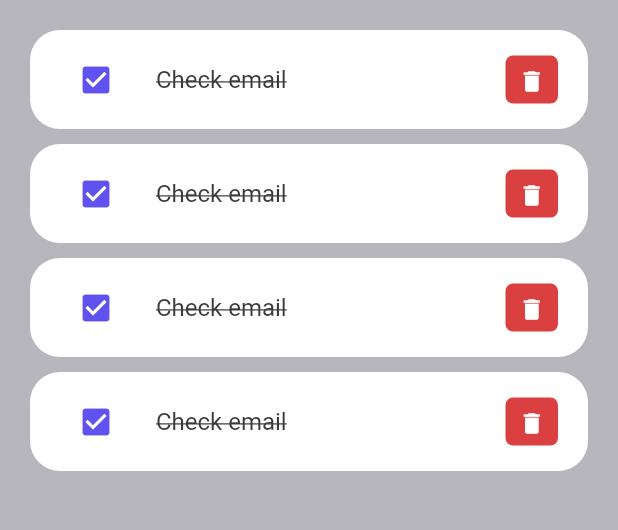
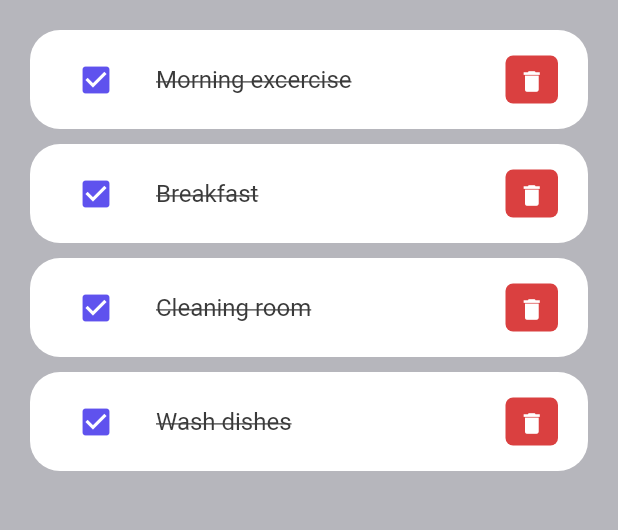
Before and after one commit to ihr1337/flutter_todo, a Flutter app: the screen it shows after launch, on a phone screen of 412 x 824 dp, the part 306-836 px from its top. Run offline on Flutter 3.47's test engine with Material 2 defaults, Android fonts, the phone set to English and light mode, and no system bars.

Commit message:
added model for todo item

```diff
--- a/lib/main.dart
+++ b/lib/main.dart
@@ -13,7 +13,7 @@ class MyApp extends StatelessWidget {
   Widget build(BuildContext context) {
     SystemChrome.setSystemUIOverlayStyle(
         const SystemUiOverlayStyle(statusBarColor: Colors.transparent));
-    return const MaterialApp(
+    return MaterialApp(
       debugShowCheckedModeBanner: false,
       title: 'ToDoApp',
       home: Home(),
--- /dev/null
+++ b/lib/model/todo.dart
@@ -0,0 +1,20 @@
+class ToDo {
+  int? id;
+  String? todoText;
+  bool isDone;
+
+  ToDo({
+    required this.id,
+    required this.todoText,
+    this.isDone = false,
+  });
+
+  static List<ToDo> todoList() {
+    return [
+      ToDo(id: 1, todoText: 'Morning excercise', isDone: true),
+      ToDo(id: 2, todoText: 'Breakfast', isDone: true),
+      ToDo(id: 3, todoText: 'Cleaning room', isDone: false),
+      ToDo(id: 4, todoText: 'Wash dishes', isDone: false),
+    ];
+  }
+}
--- a/lib/pages/home.dart
+++ b/lib/pages/home.dart
@@ -2,8 +2,12 @@ import 'package:flutter_todo/constants/colors.dart';
 import 'package:flutter/material.dart';
 import 'package:flutter_todo/widgets/todo_item.dart';
 
+import '../model/todo.dart';
+
 class Home extends StatelessWidget {
-  const Home({super.key});
+  Home({super.key});
+
+  final todosList = ToDo.todoList();
 
   @override
   Widget build(BuildContext context) {
@@ -20,16 +24,13 @@ class Home extends StatelessWidget {
                 children: [
                   Container(
                     margin: const EdgeInsets.only(top: 50, bottom: 20),
-                    child: Text(
+                    child: const Text(
                       'All ToDos',
                       style:
                           TextStyle(fontSize: 30, fontWeight: FontWeight.w500),
                     ),
                   ),
-                  ToDoItem(),
-                  ToDoItem(),
-                  ToDoItem(),
-                  ToDoItem(),
+                  for (ToDo todo in todosList) ToDoItem(todo: todo),
                 ],
               ),
             )
--- a/lib/widgets/todo_item.dart
+++ b/lib/widgets/todo_item.dart
@@ -1,25 +1,29 @@
 import 'package:flutter/material.dart';
 import 'package:flutter_todo/constants/colors.dart';
 
+import '../model/todo.dart';
+
 class ToDoItem extends StatelessWidget {
-  const ToDoItem({super.key});
+  const ToDoItem({super.key, required this.todo});
+
+  final ToDo todo;
 
   @override
   Widget build(BuildContext context) {
     return Container(
-      margin: EdgeInsets.only(bottom: 10),
+      margin: const EdgeInsets.only(bottom: 10),
       child: ListTile(
         shape: RoundedRectangleBorder(borderRadius: BorderRadius.circular(20)),
-        contentPadding: EdgeInsets.symmetric(horizontal: 20, vertical: 5),
+        contentPadding: const EdgeInsets.symmetric(horizontal: 20, vertical: 5),
         tileColor: Colors.white,
         leading: IconButton(
           onPressed: () {},
           icon: const Icon(Icons.check_box),
           color: tdBlue,
         ),
-        title: const Text(
-          'Check email',
-          style: TextStyle(
+        title: Text(
+          todo.todoText!,
+          style: const TextStyle(
             fontSize: 16,
             color: tdBlack,
             decoration: TextDecoration.lineThrough,
```
